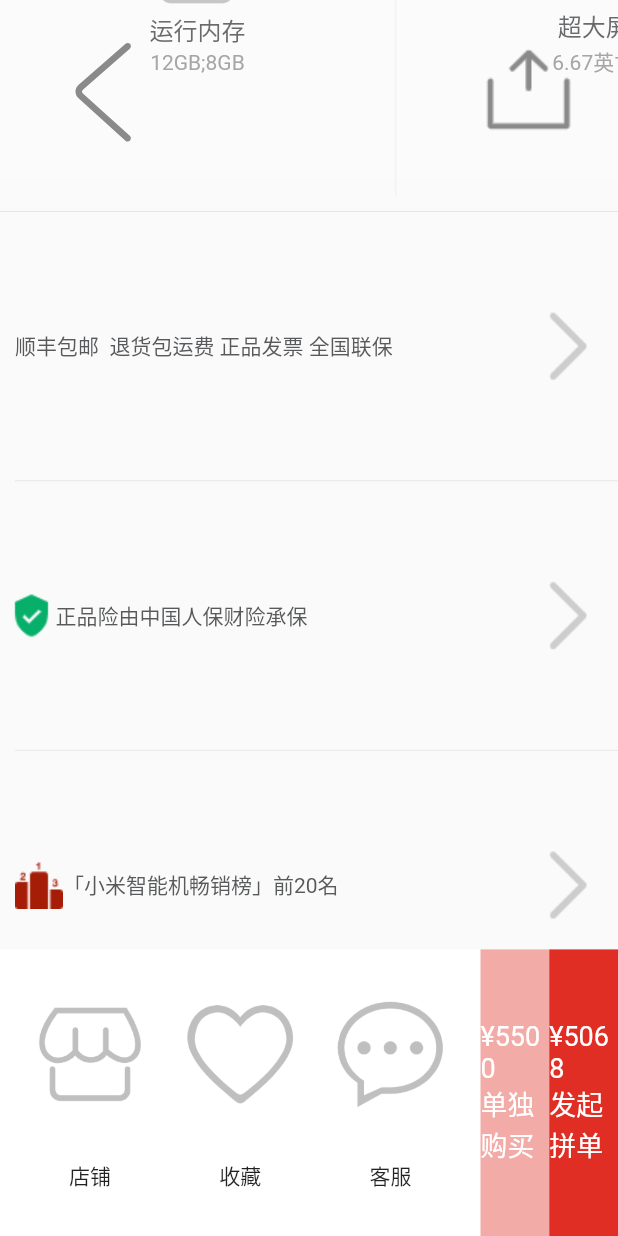
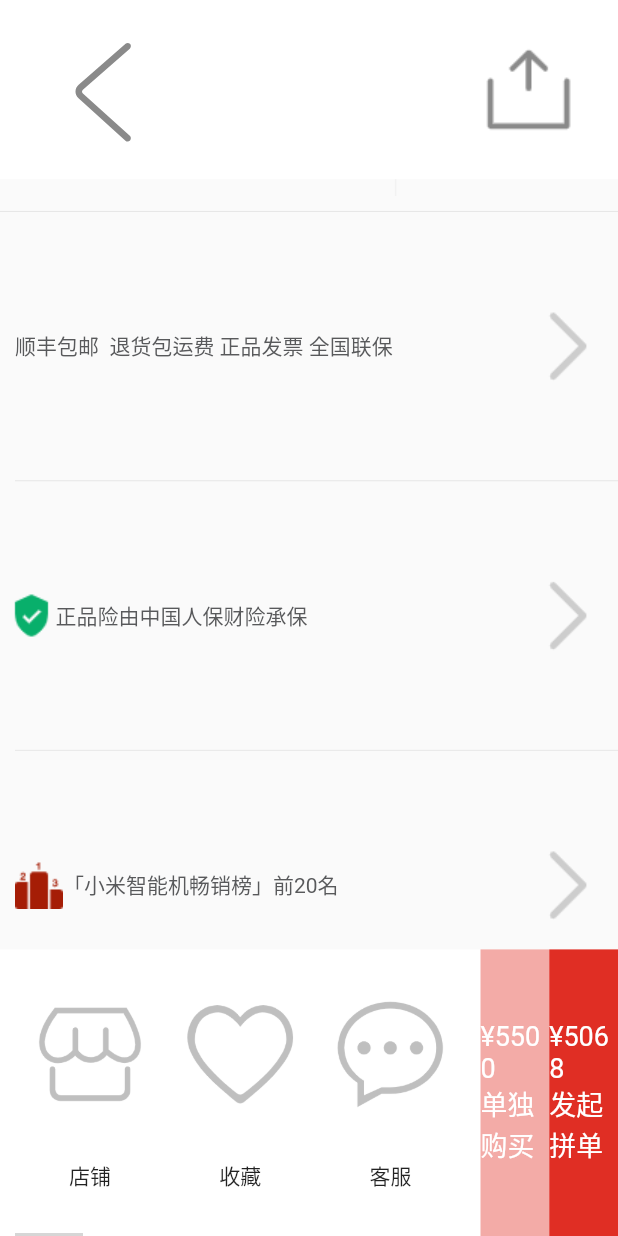
Before and after one commit to BugKingLiang/flutter_pinduoduo, a Flutter app: the screen it shows after launch, scrolled down 1728 dp, on a phone screen of 412 x 824 dp. Run offline on Flutter 3.47's test engine with Material 2 defaults, Android fonts, the phone set to English and light mode, and no system bars; drawn by our look-alikes of pull_to_refresh; our stand-ins replace badges, cached_network_image, dio, extended_nested_scroll_view, fluro, flutter_screenutil and 4 more; network calls fail; statements that could not run were skipped; grey boxes are pictures that could not be loaded.

Commit message:
下班了哦

```diff
--- a/lib/pages/goods_detail/goods_detail_page.dart
+++ b/lib/pages/goods_detail/goods_detail_page.dart
@@ -4,6 +4,7 @@ import 'package:flutter_screenutil/flutter_screenutil.dart';
 import 'package:flutter_svg/flutter_svg.dart';
 import 'package:flutter_swiper/flutter_swiper.dart';
 import 'package:pingduoduo/pages/goods_detail/config_widget.dart';
+import 'package:pingduoduo/pages/goods_detail/goods_evaluate_widget.dart';
 import 'package:pingduoduo/pages/goods_detail/group_order_widget.dart';
 import 'package:pingduoduo/pages/goods_detail/title_price_widget.dart';
 import 'package:pingduoduo/util/image_utls.dart';
@@ -23,6 +24,10 @@ class _GoodsDetailPageState extends State<GoodsDetailPage> {
   double _toolbarHeight;
   List<String> swiperData;
 
+  double _appbarOpacity = 0.1;
+
+  ScrollController _scrollController;
+
   @override
   void initState() {
     swiperData = [
@@ -34,6 +39,23 @@ class _GoodsDetailPageState extends State<GoodsDetailPage> {
       'https://t00img.yangkeduo.com/goods/images/2020-02-24/77e48ba4-131e-4bdd-96f7-5dce906b2576.jpg'
     ];
     super.initState();
+    _scrollController = ScrollController();
+    _scrollController.addListener(_onScrollListener);
+  }
+
+  void _onScrollListener(){
+    double offset = _scrollController.offset;
+    if(offset <=100){
+      setState(() {
+
+      _appbarOpacity = offset/100;
+      });
+    }else if(offset >100 && _appbarOpacity < 1){
+      //快速滑动
+      setState(() {
+        _appbarOpacity = 1.0;
+      });
+    }
   }
 
   @override
@@ -49,6 +71,7 @@ class _GoodsDetailPageState extends State<GoodsDetailPage> {
             children: <Widget>[
               Positioned.fill(
                   child: CustomScrollView(
+                    controller: _scrollController,
                     slivers: <Widget>[
                       _createSwiperWidget(),
                       SliverToBoxAdapter(
@@ -56,7 +79,8 @@ class _GoodsDetailPageState extends State<GoodsDetailPage> {
                       ),
                       SliverToBoxAdapter(child: GoodsConfigWidget()),
                       _createGoodsPromiseWidget(),
-                      SliverToBoxAdapter(child: GroupOrderWidget()),
+                      SliverToBoxAdapter(child: GroupOrderWidget()),  //拼单轮播
+                      SliverToBoxAdapter(child: GoodsEvaluateWidget()),
                       SliverToBoxAdapter(
                         child: Container(
                           height: 300,
@@ -78,7 +102,7 @@ class _GoodsDetailPageState extends State<GoodsDetailPage> {
 
   Widget _createToolBarWidget() {
     return Container(
-      color: Colors.white.withOpacity(0.1),
+      color: Colors.white.withOpacity(_appbarOpacity),
       height: _statusBarHeight + _toolbarHeight,
       padding: EdgeInsets.only(top: _statusBarHeight),
       child: Row(
--- /dev/null
+++ b/lib/pages/goods_detail/goods_evaluate_widget.dart
@@ -0,0 +1,33 @@
+import 'package:flutter/material.dart';
+import 'package:pingduoduo/widgets/container_divider.dart';
+import 'package:pingduoduo/widgets/more_container_widget.dart';
+
+class GoodsEvaluateWidget extends StatelessWidget {
+  @override
+  Widget build(BuildContext context) {
+    return Column(
+      children: <Widget>[
+        ContainerDivider(
+            child: MoreContainerWidget(
+              child: Padding(
+                padding: const EdgeInsets.all(10.0),
+                child: Text(
+                  '商品评价(41)',
+                  style: TextStyle(color: Color(0xff151516)),
+                ),
+              ),
+              rightString: '查看全部',
+            ),
+            topDividerHeight: 10),
+        Wrap(
+          children: <Widget>[
+
+
+          ],
+        )
+
+
+      ],
+    );
+  }
+}
--- a/lib/pages/goods_detail/group_order_widget.dart
+++ b/lib/pages/goods_detail/group_order_widget.dart
@@ -1,6 +1,8 @@
 import 'package:flutter/material.dart';
+import 'package:flutter_screenutil/flutter_screenutil.dart';
 import 'package:flutter_swiper/flutter_swiper.dart';
 import 'package:pingduoduo/util/color_constant.dart';
+import 'package:pingduoduo/widgets/circular_image_widget.dart';
 import 'package:pingduoduo/widgets/container_divider.dart';
 import 'package:pingduoduo/widgets/more_container_widget.dart';
 
@@ -24,22 +26,100 @@ class _GroupOrderWidgetState extends State<GroupOrderWidget> {
             ),
             rightString: '查看更多',
           ),
-            topDividerHeight: 10),
-        IgnorePointer(
-          child: Container(
-            height: 120,
+          topDividerHeight: 10,
+          showBottomDivider: false,
+        ),
+        Container(
+          height: ScreenUtil.getInstance().setHeight(300),
           child: Swiper(
-                scrollDirection:Axis.vertical,
-                itemCount: 10, autoplay: true, itemBuilder: (context, index) {
+              scrollDirection: Axis.vertical,
+              itemCount: 10,
+              autoplay: true,
+              itemBuilder: (context, index) {
                 return Column(
                   children: <Widget>[
-                  ContainerDivider(child: Container(height: 50,color: ColorConstant.getRandomColor())),
-                  ContainerDivider(child: Container(height: 50,color: ColorConstant.getRandomColor()))
+                    Expanded(
+                      flex: 1,
+                      child: ContainerDivider(
+                          child: Expanded(
+                        child: Container(
+                            child: Padding(
+                          padding: const EdgeInsets.symmetric(horizontal: 10),
+                          child: Row(
+                            mainAxisAlignment: MainAxisAlignment.start,
+                            children: <Widget>[
+                              Expanded(
+                                flex: 1,
+                                child: Stack(
+                                  alignment: Alignment.centerLeft,
+                                  children: <Widget>[
+                                    CirculuarImageWidget(30,
+                                        'https://avatar2.pddpic.com/a/36ce32113e666aa5cb2283368a36beeb170be1dc-1587861339?imageMogr2/thumbnail/100x'),
+                                    Positioned(
+                                        left: 15,
+                                        child: CirculuarImageWidget(30,
+                                            'https://avatar2.pddpic.com/a/9c577248e99970f0215a6d0e5aecbec785e7955b-1581928426?imageMogr2/thumbnail/100x')),
+                                  ],
+                                ),
+                              ),
+                              Expanded(flex: 5, child: Text('风吹屁屁 、司徒国能')),
+                              FlatButton(
+                                onPressed: () {
+                                  print('========================');
+                                },
+                                child: Text(
+                                  '去拼单',
+                                  style: TextStyle(color: Colors.white),
+                                ),
+                                color: Color(0xffe02e24),
+                                shape: RoundedRectangleBorder(
+                                    borderRadius: BorderRadius.circular(5)),
+                              )
+                            ],
+                          ),
+                        )),
+                      )),
+                    ),
+                    Expanded(
+                      child: ContainerDivider(
+                        child: Expanded(
+                          child: Container(
+                              child: Padding(
+                            padding: const EdgeInsets.symmetric(horizontal: 10),
+                            child: Row(
+                              mainAxisAlignment: MainAxisAlignment.start,
+                              children: <Widget>[
+                                Expanded(
+                                  flex: 1,
+                                  child: Stack(
+                                    alignment: Alignment.center,
+                                    children: <Widget>[
+                                      CirculuarImageWidget(30,
+                                          'https://avatar2.pddpic.com/a/36ce32113e666aa5cb2283368a36beeb170be1dc-1587861339?imageMogr2/thumbnail/100x'),
+                                    ],
+                                  ),
+                                ),
+                                Expanded(flex: 5, child: Text('JKey')),
+                                FlatButton(
+                                  onPressed: () {},
+                                  child: Text(
+                                    '去拼单',
+                                    style: TextStyle(color: Colors.white),
+                                  ),
+                                  color: Color(0xffe02e24),
+                                  shape: RoundedRectangleBorder(
+                                      borderRadius: BorderRadius.circular(5)),
+                                )
+                              ],
+                            ),
+                          )),
+                        ),
+                        showTopDivider: false,
+                      ),
+                    )
                   ],
                 );
-
               }),
-          ),
         )
       ],
     );
```
Lines whose indentation alone changed are shown as unchanged.
